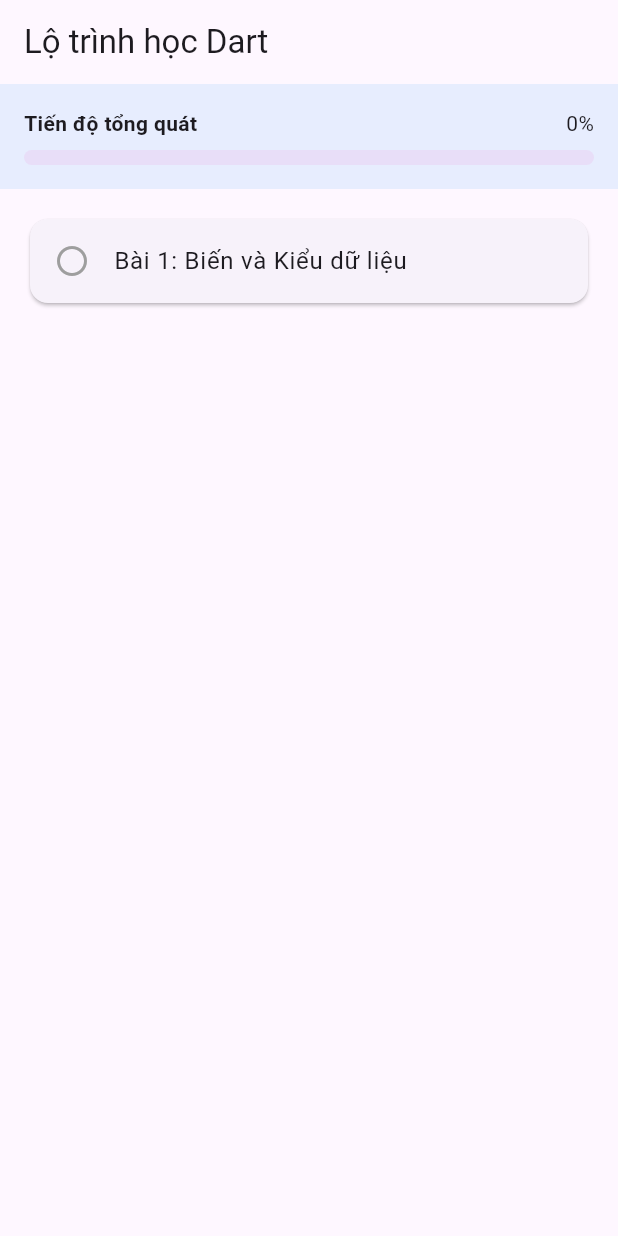
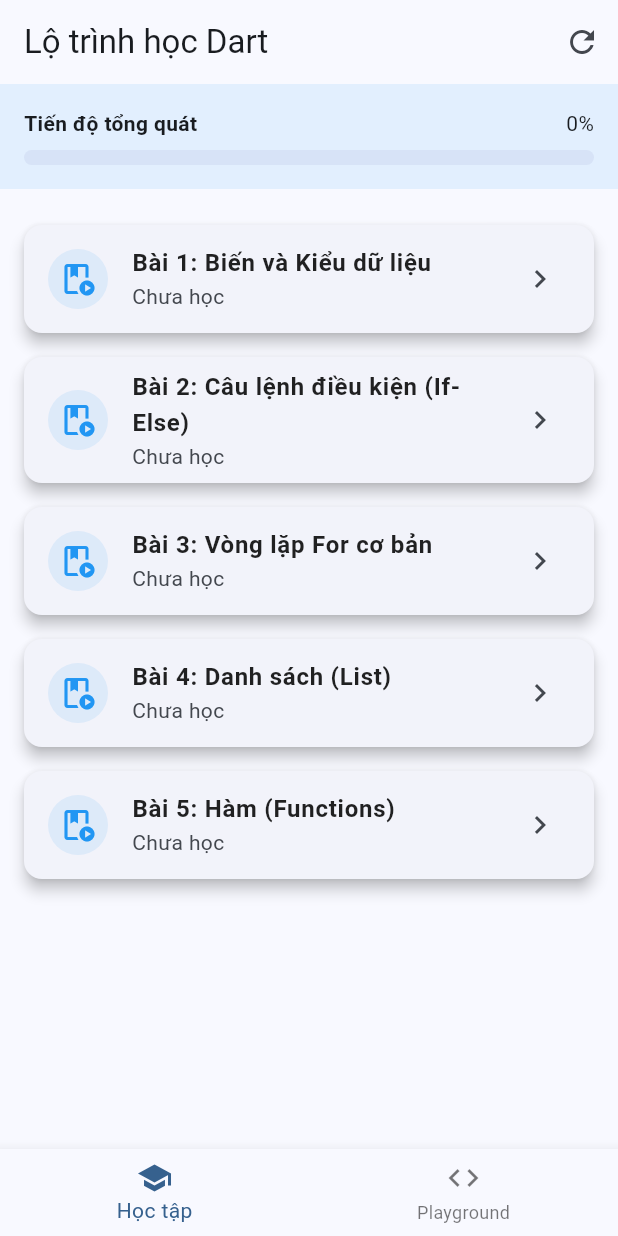
Before and after one commit to duongx2004/code_app, a Flutter app: the screen it shows after launch, on a phone screen of 412 x 824 dp. Run offline on Flutter 3.47's test engine with Material 3 defaults, Android fonts, the phone set to English and light mode, and no system bars; our stand-ins replace flutter_highlight, google_fonts, shared_preferences.

Commit message:
lnd updates

```diff
--- a/assets/data/lessons.json
+++ b/assets/data/lessons.json
@@ -2,13 +2,69 @@
   {
     "id": "1",
     "title": "Bài 1: Biến và Kiểu dữ liệu",
-    "content": "Trong Dart, bạn dùng var, String, int để khai báo biến...",
-    "codeSample": "void main() {\n  var name = \"Code App\";\n  print(name);\n}",
-    "expectedOutput": "Code App",
+    "content": "Trong Dart, mọi thứ đều là Object. Bạn sử dụng 'var' để Dart tự suy luận kiểu, hoặc chỉ định rõ như 'String', 'int', 'double', 'bool'.",
+    "codeSample": "void main() {\n  String name = \"Flutter\";\n  int year = 2024;\n  print(\"$name ra đời năm $year\");\n}",
+    "expectedOutput": "Flutter ra đời năm 2024",
     "quiz": [
       {
-        "questionText": "Kiểu dữ liệu nào dùng cho văn bản?",
-        "options": ["int", "bool", "String", "double"],
+        "questionText": "Kiểu dữ liệu nào dùng để lưu giá trị Đúng/Sai?",
+        "options": ["int", "String", "bool", "double"],
+        "correctAnswerIndex": 2
+      }
+    ]
+  },
+  {
+    "id": "2",
+    "title": "Bài 2: Câu lệnh điều kiện (If-Else)",
+    "content": "If-Else giúp chương trình ra quyết định dựa trên điều kiện. Nếu điều kiện đúng (true), khối lệnh bên trong 'if' sẽ chạy.",
+    "codeSample": "void main() {\n  int age = 20;\n  if (age >= 18) {\n    print(\"Bạn đã đủ tuổi bầu cử\");\n  } else {\n    print(\"Bạn còn quá nhỏ\");\n  }\n}",
+    "expectedOutput": "Bạn đã đủ tuổi bầu cử",
+    "quiz": [
+      {
+        "questionText": "Kết quả của (10 > 5) là gì?",
+        "options": ["true", "false", "null", "error"],
+        "correctAnswerIndex": 0
+      }
+    ]
+  },
+  {
+    "id": "3",
+    "title": "Bài 3: Vòng lặp For cơ bản",
+    "content": "Vòng lặp For giúp bạn thực hiện một hành động nhiều lần một cách tự động.",
+    "codeSample": "void main() {\n  for (int i = 1; i <= 3; i++) {\n    print(\"Lần lặp thứ $i\");\n  }\n}",
+    "expectedOutput": "Lần lặp thứ 1\nLần lặp thứ 2\nLần lặp thứ 3",
+    "quiz": [
+      {
+        "questionText": "Trong vòng lặp for(int i=0; i<5; i++), i sẽ dừng lại ở giá trị nào?",
+        "options": ["3", "4", "5", "6"],
+        "correctAnswerIndex": 1
+      }
+    ]
+  },
+  {
+    "id": "4",
+    "title": "Bài 4: Danh sách (List)",
+    "content": "List là một tập hợp các phần tử có thứ tự. Chỉ số (index) của List luôn bắt đầu từ số 0.",
+    "codeSample": "void main() {\n  var fruits = [\"Táo\", \"Cam\", \"Xoài\"];\n  print(fruits[0]);\n  print(\"Số lượng: ${fruits.length}\");\n}",
+    "expectedOutput": "Táo\nSố lượng: 3",
+    "quiz": [
+      {
+        "questionText": "Để lấy phần tử thứ 2 trong danh sách 'a', ta viết thế nào?",
+        "options": ["a[1]", "a[2]", "a(1)", "a{2}"],
+        "correctAnswerIndex": 0
+      }
+    ]
+  },
+  {
+    "id": "5",
+    "title": "Bài 5: Hàm (Functions)",
+    "content": "Hàm giúp gom nhóm các đoạn code có cùng chức năng để tái sử dụng nhiều lần.",
+    "codeSample": "int tinhTong(int a, int b) {\n  return a + b;\n}\n\nvoid main() {\n  print(tinhTong(10, 5));\n}",
+    "expectedOutput": "15",
+    "quiz": [
+      {
+        "questionText": "Từ khóa nào dùng để trả về giá trị từ một hàm?",
+        "options": ["get", "void", "return", "back"],
         "correctAnswerIndex": 2
       }
     ]
--- a/lib/main.dart
+++ b/lib/main.dart
@@ -1,12 +1,11 @@
 import 'package:flutter/material.dart';
 import 'package:provider/provider.dart';
 import 'package:code_app/screens/home_screen.dart';
+import 'package:code_app/screens/playground_screen.dart'; // Import mới
 import 'package:code_app/services/progress_service.dart';
 
 void main() {
-  // Đảm bảo các plugin (như SharedPreferences) được khởi tạo đúng
   WidgetsFlutterBinding.ensureInitialized();
-
   runApp(
     ChangeNotifierProvider(
       create: (context) => ProgressService(),
@@ -22,9 +21,39 @@ class MyApp extends StatelessWidget {
   Widget build(BuildContext context) {
     return MaterialApp(
       debugShowCheckedModeBanner: false,
-      theme: ThemeData(primarySwatch: Colors.blue, useMaterial3: true),
-      // Bỏ const ở đây nếu HomeScreen() của bạn chưa có constructor const
-      home: HomeScreen(),
+      theme: ThemeData(useMaterial3: true, colorSchemeSeed: Colors.blue),
+      home: const MainNavigation(), // Đổi HomeScreen thành MainNavigation
     );
   }
 }
+
+// Widget mới để quản lý Bottom Bar
+class MainNavigation extends StatefulWidget {
+  const MainNavigation({super.key});
+
+  @override
+  State<MainNavigation> createState() => _MainNavigationState();
+}
+
+class _MainNavigationState extends State<MainNavigation> {
+  int _currentIndex = 0;
+  final List<Widget> _screens = [
+    const HomeScreen(),
+    const PlaygroundScreen(),
+  ];
+
+  @override
+  Widget build(BuildContext context) {
+    return Scaffold(
+      body: _screens[_currentIndex],
+      bottomNavigationBar: BottomNavigationBar(
+        currentIndex: _currentIndex,
+        onTap: (index) => setState(() => _currentIndex = index),
+        items: const [
+          BottomNavigationBarItem(icon: Icon(Icons.school), label: "Học tập"),
+          BottomNavigationBarItem(icon: Icon(Icons.code), label: "Playground"),
+        ],
+      ),
+    );
+  }
+}
--- a/lib/screens/home_screen.dart
+++ b/lib/screens/home_screen.dart
@@ -1,26 +1,39 @@
 import 'package:flutter/material.dart';
 import 'package:provider/provider.dart';
 import 'package:code_app/models/models.dart';
-import 'package:code_app/services/data_service.dart'; // Mới
+import 'package:code_app/services/data_service.dart';
 import 'package:code_app/services/progress_service.dart';
 import 'package:code_app/screens/lesson_detail_screen.dart';
 
 class HomeScreen extends StatelessWidget {
+  const HomeScreen({super.key});
+
   @override
   Widget build(BuildContext context) {
     final progressService = Provider.of<ProgressService>(context);
 
     return Scaffold(
-      appBar: AppBar(title: const Text('Lộ trình học Dart')),
+      appBar: AppBar(
+        title: const Text('Lộ trình học Dart'),
+        actions: [
+          IconButton(
+            icon: const Icon(Icons.refresh),
+            onPressed: () => _showResetDialog(context, progressService),
+          )
+        ],
+      ),
+      // PHẦN THIẾU CỦA BẠN NẰM Ở ĐÂY:
       body: FutureBuilder<List<Lesson>>(
-        future: DataService.loadLessons(), // Gọi hàm load file JSON
+        future: DataService.loadLessons(),
         builder: (context, snapshot) {
           if (snapshot.connectionState == ConnectionState.waiting) {
             return const Center(child: CircularProgressIndicator());
           }
 
-          if (snapshot.hasError) {
-            return const Center(child: Text("Lỗi khi tải dữ liệu!"));
+          if (snapshot.hasError || !snapshot.hasData || snapshot.data!.isEmpty) {
+            return const Center(
+              child: Text("Không tìm thấy bài học nào.\nKiểm tra lại file JSON và assets!"),
+            );
           }
 
           final lessons = snapshot.data!;
@@ -28,9 +41,10 @@ class HomeScreen extends StatelessWidget {
 
           return Column(
             children: [
-              // Thanh tiến độ (giữ nguyên logic cũ nhưng dùng lessons.length mới)
+              // Gọi hàm vẽ thanh tiến độ
               _buildProgressHeader(overallProgress),
 
+              // Hiển thị danh sách bài học
               Expanded(
                 child: ListView.builder(
                   padding: const EdgeInsets.all(16),
@@ -49,7 +63,27 @@ class HomeScreen extends StatelessWidget {
     );
   }
 
-  // Tách Widget nhỏ cho sạch code
+  // Hàm hiển thị Dialog xác nhận xóa tiến độ
+  void _showResetDialog(BuildContext context, ProgressService progressService) {
+    showDialog(
+      context: context,
+      builder: (context) => AlertDialog(
+        title: const Text("Xóa tiến độ?"),
+        content: const Text("Tất cả bài học sẽ được đánh dấu là chưa hoàn thành."),
+        actions: [
+          TextButton(onPressed: () => Navigator.pop(context), child: const Text("Hủy")),
+          TextButton(
+            onPressed: () {
+              progressService.resetProgress();
+              Navigator.pop(context);
+            },
+            child: const Text("Xóa", style: TextStyle(color: Colors.red)),
+          ),
+        ],
+      ),
+    );
+  }
+
   Widget _buildProgressHeader(double progress) {
     return Container(
       padding: const EdgeInsets.all(16),
@@ -64,7 +98,11 @@ class HomeScreen extends StatelessWidget {
             ],
           ),
           const SizedBox(height: 8),
-          LinearProgressIndicator(value: progress, minHeight: 10, borderRadius: BorderRadius.circular(5)),
+          LinearProgressIndicator(
+            value: progress,
+            minHeight: 10,
+            borderRadius: BorderRadius.circular(5),
+          ),
         ],
       ),
     );
@@ -72,10 +110,30 @@ class HomeScreen extends StatelessWidget {
 
   Widget _buildLessonCard(BuildContext context, Lesson lesson, bool isDone) {
     return Card(
+      margin: const EdgeInsets.symmetric(vertical: 8),
+      shape: RoundedRectangleBorder(borderRadius: BorderRadius.circular(12)),
+      elevation: isDone ? 1 : 4,
       child: ListTile(
-        leading: Icon(isDone ? Icons.check_circle : Icons.radio_button_unchecked, color: isDone ? Colors.green : Colors.grey),
-        title: Text(lesson.title),
-        onTap: () => Navigator.push(context, MaterialPageRoute(builder: (context) => LessonDetailScreen(lesson: lesson))),
+        leading: CircleAvatar(
+          backgroundColor: isDone ? Colors.green.withOpacity(0.2) : Colors.blue.withOpacity(0.1),
+          child: Icon(
+            isDone ? Icons.check : Icons.play_lesson_outlined,
+            color: isDone ? Colors.green : Colors.blue,
+          ),
+        ),
+        title: Text(
+          lesson.title,
+          style: TextStyle(
+            fontWeight: isDone ? FontWeight.normal : FontWeight.bold,
+            color: isDone ? Colors.grey : Colors.black87,
+          ),
+        ),
+        subtitle: Text(isDone ? "Đã hoàn thành" : "Chưa học"),
+        trailing: const Icon(Icons.chevron_right),
+        onTap: () => Navigator.push(
+          context,
+          MaterialPageRoute(builder: (context) => LessonDetailScreen(lesson: lesson)),
+        ),
       ),
     );
   }
--- a/pubspec.yaml
+++ b/pubspec.yaml
@@ -34,6 +34,9 @@ dependencies:
   google_fonts: ^6.2.1
   provider: ^6.1.1
   shared_preferences: ^2.2.2
+  code_text_field: ^1.1.0
+  highlight: ^0.7.0
+  http: ^1.2.0
   # The following adds the Cupertino Icons font to your application.
   # Use with the CupertinoIcons class for iOS style icons.
   cupertino_icons: ^1.0.8
```
Also changed, not shown: lib/services/progress_service.dart (+8 -0 lines), pubspec.lock.
